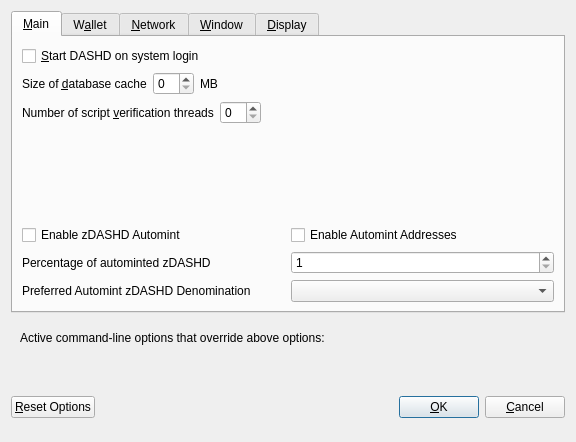
This is src/qt/forms/optionsdialog.ui in decenomy/DSW as Qt 5 draws it before an edit. The edited form follows.
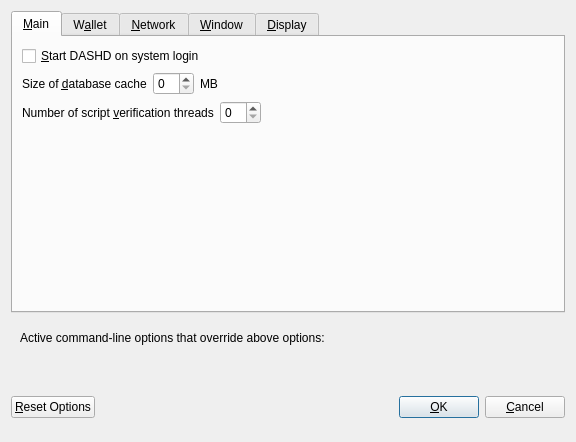
This is the edited form. Custom widgets are drawn as their Qt base class.

Commit message: Merge branch 'develop' of https://github.com/decenomy/DSW into DASHD-develop

```diff
--- a/src/qt/forms/optionsdialog.ui
+++ b/src/qt/forms/optionsdialog.ui
@@ -130,111 +130,6 @@
          </property>
         </spacer>
        </item>
-       <item>
-        <widget class="QWidget" name="verticalZpivOptionsWidget" native="true">
-         <layout class="QVBoxLayout" name="verticalZpivOptionsLayout">
-          <property name="margin">
-           <number>0</number>
-          </property>
-          <item>
-           <layout class="QHBoxLayout" name="horizontalAutomintingLayout">
-            <item>
-             <widget class="QCheckBox" name="checkBoxZeromintEnable">
-              <property name="toolTip">
-               <string>Enable automatic minting of DASHD units to zDASHD</string>
-              </property>
-              <property name="layoutDirection">
-               <enum>Qt::LeftToRight</enum>
-              </property>
-              <property name="text">
-               <string>Enable zDASHD Automint</string>
-              </property>
-             </widget>
-            </item>
-            <item>
-             <widget class="QCheckBox" name="checkBoxZeromintAddresses">
-              <property name="toolTip">
-               <string>Enable automatic zDASHD minting from specific addresses</string>
-              </property>
-              <property name="layoutDirection">
-               <enum>Qt::LeftToRight</enum>
-              </property>
-              <property name="text">
-               <string>Enable Automint Addresses</string>
-              </property>
-             </widget>
-            </item>
-           </layout>
-          </item>
-          <item>
-           <layout class="QHBoxLayout" name="horizontalZmintPercentageLayout">
-            <item>
-             <widget class="QLabel" name="percentage_label">
-              <property name="toolTip">
-               <string>Percentage of incoming DASHD which get automatically converted to zDASHD via Zerocoin Protocol (min: 10%)</string>
-              </property>
-              <property name="text">
-               <string>Percentage of autominted zDASHD</string>
-              </property>
-             </widget>
-            </item>
-            <item>
-             <widget class="QSpinBox" name="zeromintPercentage">
-              <property name="minimum">
-               <number>1</number>
-              </property>
-              <property name="maximum">
-               <number>100</number>
-              </property>
-             </widget>
-            </item>
-           </layout>
-          </item>
-          <item>
-           <layout class="QHBoxLayout" name="horizontalLayout" stretch="0,0">
-            <property name="sizeConstraint">
-             <enum>QLayout::SetFixedSize</enum>
-            </property>
-            <item>
-             <widget class="QLabel" name="labelPreferredDenom">
-              <property name="maximumSize">
-               <size>
-                <width>16777215</width>
-                <height>16777215</height>
-               </size>
-              </property>
-              <property name="toolTip">
-               <string>Wait with automatic conversion to Zerocoin until enough DASHD for this denomination is available</string>
-              </property>
-              <property name="text">
-               <string>Preferred Automint zDASHD Denomination</string>
-              </property>
-             </widget>
-            </item>
-            <item>
-             <widget class="QComboBox" name="preferredDenom">
-              <property name="maximumSize">
-               <size>
-                <width>16777215</width>
-                <height>27</height>
-               </size>
-              </property>
-              <property name="toolTip">
-               <string>Wait with automatic conversion to Zerocoin until enough DASHD for this denomination is available</string>
-              </property>
-              <property name="maxVisibleItems">
-               <number>9</number>
-              </property>
-              <property name="maxCount">
-               <number>9</number>
-              </property>
-             </widget>
-            </item>
-           </layout>
-          </item>
-         </layout>
-        </widget>
-       </item>
       </layout>
      </widget>
      <widget class="QWidget" name="tabWallet">
```
Left out of the diff: 4 changed lines with no effect on the pictures. The commit also changes 244 other files.
